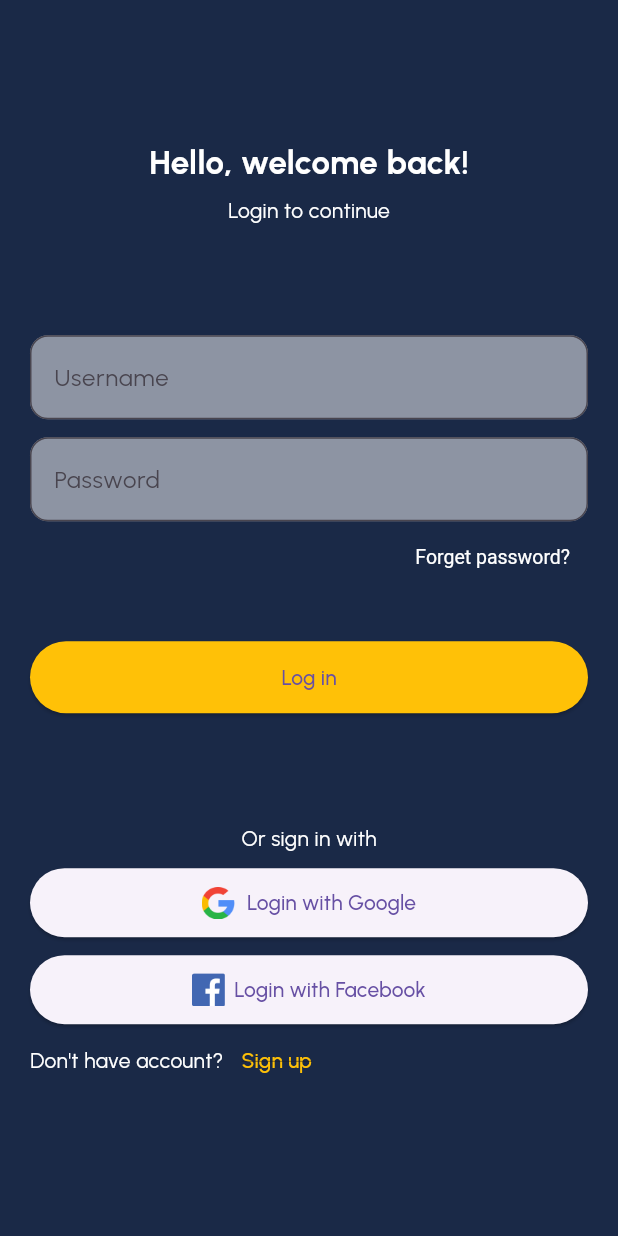
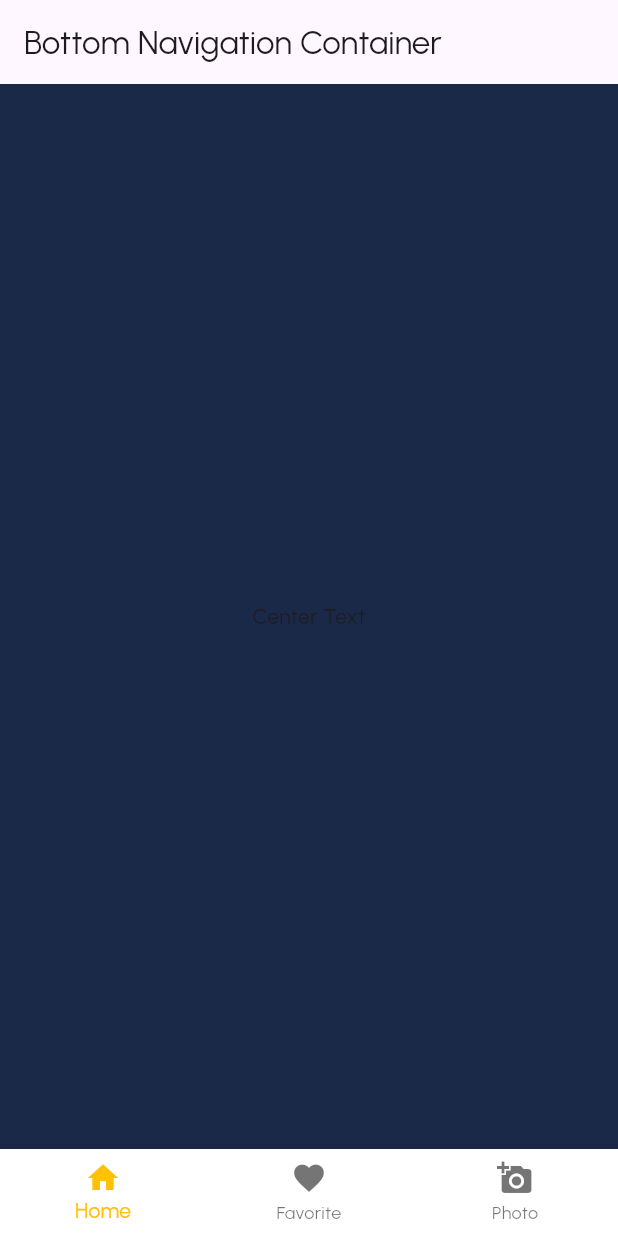
Before and after one commit to baharkeshavarz/flutter_first_app, a Flutter app: the screen it shows after launch, on a phone screen of 412 x 824 dp. Run offline on Flutter 3.47's test engine with Material 3 defaults, Android fonts, the phone set to English and light mode, and no system bars.

Commit message:
add some useful code

```diff
--- a/lib/main.dart
+++ b/lib/main.dart
@@ -1,7 +1,8 @@
 
 import 'package:flutter/material.dart';
 import 'package:flutter_first_app/pages/home_page.dart';
-import 'package:flutter_first_app/pages/login_page.dart';
+import 'package:flutter_first_app/pages/main_page.dart';
+import 'package:flutter_first_app/pages/test_page.dart';
 import 'package:flutter_first_app/styles/app_colors.dart';
 
 void main() {
@@ -22,8 +23,10 @@ class MyApp extends StatelessWidget {
       // home: const LoginPage(),
       initialRoute: "/",
       routes: {
-        "/": (context) => const LoginPage(),
+        "/": (context) => const MainPage(),
         "/home": (context) => const HomePage(),
+        "/main": (context) => const MainPage(),
+        "/test": (context) => const TestPage(),
       },
     );
   }
--- a/lib/pages/login_page.dart
+++ b/lib/pages/login_page.dart
@@ -12,7 +12,8 @@ class LoginPage extends StatelessWidget {
             child: Padding(
             padding: const EdgeInsets.all(20.0),
             child: Column(
-             children: [
+                mainAxisAlignment: MainAxisAlignment.center,
+                children: [
                     const Spacer(),
                     const Text(
                               "Hello, welcome back!",
--- /dev/null
+++ b/lib/pages/main_page.dart
@@ -0,0 +1,49 @@
+import 'package:flutter/material.dart';
+
+class MainPage extends StatefulWidget {
+  @override
+  MainPageState createState() => MainPageState();
+  const MainPage({ Key? key }) : super(key: key);
+}
+
+class MainPageState extends State<MainPage> {
+  int _selectedIndex = 0;
+
+  @override
+  Widget build(BuildContext context){
+    return  Scaffold(
+        appBar: AppBar(
+             title: const Text("Bottom Navigation Container"),
+          ),
+        body: const Center(
+             child: Text("Center Text"),
+          ),
+          bottomNavigationBar: BottomNavigationBar(
+            currentIndex: _selectedIndex,
+            selectedItemColor: Colors.amber,
+            items: const [
+                 BottomNavigationBarItem(
+                   icon: Icon(Icons.home),
+                   label: "Home",
+                  ),
+                  BottomNavigationBarItem(
+                    icon: Icon(Icons.favorite),
+                    label: "Favorite",
+                  ),
+                   BottomNavigationBarItem(
+                    icon: Icon(Icons.add_a_photo),
+                    label: "Photo",
+                  )
+              ],
+            //showSelectedLabels: false,
+            //showUnselectedLabels: false,
+            backgroundColor: Colors.white,
+            onTap: (index) {
+              setState(() {
+                _selectedIndex = index;
+              });
+            },
+          ),
+    );
+  }
+}
```
Also changed, not shown: lib/pages/test_page.dart (added, +43 -0 lines).
